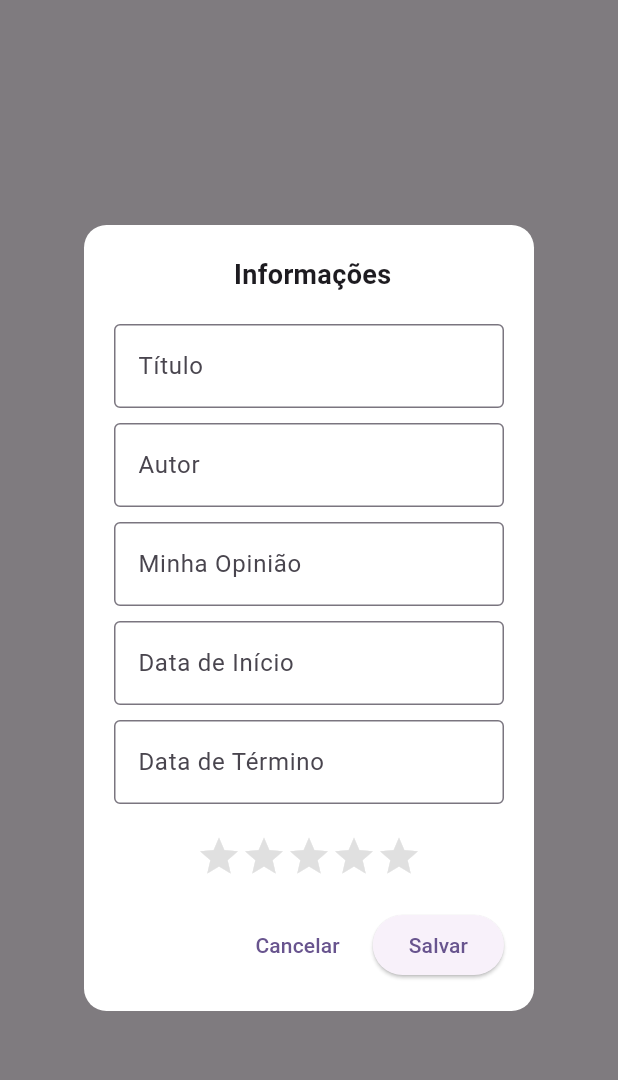
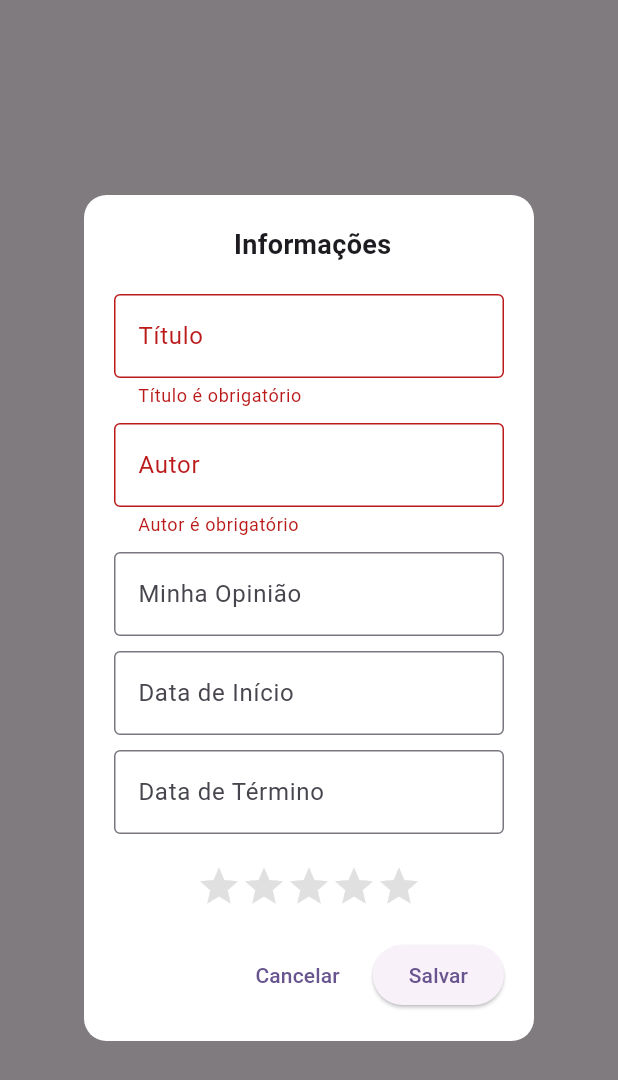
Before and after one commit to Lucas-Justino/Brasil-Book, a Flutter app: the FormModal widget shown alone on an empty page, opened directly with empty values, after a tap on "Salvar", on a phone screen of 412 x 824 dp. Shown: the top 1080 px of the screen. Run offline on Flutter 3.47's test engine with Material 3 defaults, Android fonts, the phone set to English and light mode, and no system bars; our stand-ins replace cloud_firestore, firebase_core, flutter_multi_formatter; accounts and stored records are empty; network calls fail.

Commit message:
Creating Validation to Form

```diff
--- a/lib/components/form_modal.dart
+++ b/lib/components/form_modal.dart
@@ -10,8 +10,7 @@ class FormModal extends StatefulWidget {
   final String info;
   final String? bookId;
 
-  FormModal(
-      {super.key, required this.onClose, required this.info, this.bookId});
+  FormModal({super.key, required this.onClose, required this.info, this.bookId});
 
   @override
   State<FormModal> createState() => _FormModalState();
@@ -25,6 +24,8 @@ class _FormModalState extends State<FormModal> {
   final TextEditingController _dataInicioController = TextEditingController();
   final TextEditingController _dataFimController = TextEditingController();
 
+  String? _tituloErro;
+  String? _autorErro;
   int _selectedRating = 0;
 
   @override
@@ -38,25 +39,17 @@ class _FormModalState extends State<FormModal> {
   }
 
   Future<void> _addBook(BuildContext context) async {
+    if (!_validarCamposObrigatorios()) return;
+
     final image = await _booksApi.searchImage('${_tituloController.text} ${_autorController.text}');
     final book = <String, dynamic>{
-      "Titulo": _tituloController.text != ""
-          ? _tituloController.text
-          : "Titulo Desconhecido",
-      "Autor": _autorController.text != ""
-          ? _autorController.text
-          : "Autor Desconhecido",
-      "Opiniao": _opiniaoController.text != ""
-          ? _opiniaoController.text
-          : "Opinião não informada",
-      "Inicio": _dataInicioController.text != ""
-          ? "Data de Início: ${_dataInicioController.text}"
-          : "Data de início não informada",
-      "Fim": _dataFimController.text != ""
-          ? "Data do Término: ${_dataFimController.text}"
-          : "Data do término não informada",
+      "Titulo": _tituloController.text,
+      "Autor": _autorController.text,
+      "Opiniao": _opiniaoController.text.isNotEmpty ? _opiniaoController.text : "Opinião não informada",
+      "Inicio": _dataInicioController.text.isNotEmpty ? "Data de Início: ${_dataInicioController.text}" : "Data de início não informada",
+      "Fim": _dataFimController.text.isNotEmpty ? "Data do Término: ${_dataFimController.text}" : "Data do término não informada",
       "Rating": _selectedRating,
-      "imageUrl" : image,
+      "imageUrl": image,
     };
 
     await context.read<CatalogNotifier>().addBook(book);
@@ -64,30 +57,30 @@ class _FormModalState extends State<FormModal> {
   }
 
   Future<void> _editBook() async {
+    if (!_validarCamposObrigatorios()) return;
+
     final image = await _booksApi.searchImage('${_tituloController.text} ${_autorController.text}');
     final newBook = <String, dynamic>{
-      "Titulo": _tituloController.text != ""
-          ? _tituloController.text
-          : "Titulo Desconhecido",
-      "Autor": _autorController.text != ""
-          ? _autorController.text
-          : "Autor Desconhecido",
-      "Opiniao": _opiniaoController.text != ""
-          ? _opiniaoController.text
-          : "Opinião não informada",
-      "Inicio": _dataInicioController.text != ""
-          ? "Data de Início: ${_dataInicioController.text}"
-          : "Data de início não informada",
-      "Fim": _dataFimController.text != ""
-          ? "Data do Término: ${_dataFimController.text}"
-          : "Data do término não informada",
+      "Titulo": _tituloController.text,
+      "Autor": _autorController.text,
+      "Opiniao": _opiniaoController.text.isNotEmpty ? _opiniaoController.text : "Opinião não informada",
+      "Inicio": _dataInicioController.text.isNotEmpty ? "Data de Início: ${_dataInicioController.text}" : "Data de início não informada",
+      "Fim": _dataFimController.text.isNotEmpty ? "Data do Término: ${_dataFimController.text}" : "Data do término não informada",
       "Rating": _selectedRating,
-      "imageUrl" : image,
+      "imageUrl": image,
     };
 
     await context.read<CatalogNotifier>().editBook(widget.bookId!, newBook);
     widget.onClose();
     Navigator.pop(context);
+  }
+
+  bool _validarCamposObrigatorios() {
+    setState(() {
+      _tituloErro = _tituloController.text.isEmpty ? 'Título é obrigatório' : null;
+      _autorErro = _autorController.text.isEmpty ? 'Autor é obrigatório' : null;
+    });
+    return _tituloErro == null && _autorErro == null;
   }
 
   @override
@@ -115,6 +108,7 @@ class _FormModalState extends State<FormModal> {
                 decoration: InputDecoration(
                   labelText: 'Título',
                   border: OutlineInputBorder(),
+                  errorText: _tituloErro,
                 ),
               ),
               SizedBox(height: 10),
@@ -123,6 +117,7 @@ class _FormModalState extends State<FormModal> {
                 decoration: InputDecoration(
                   labelText: 'Autor',
                   border: OutlineInputBorder(),
+                  errorText: _autorErro,
                 ),
               ),
               SizedBox(height: 10),
```
